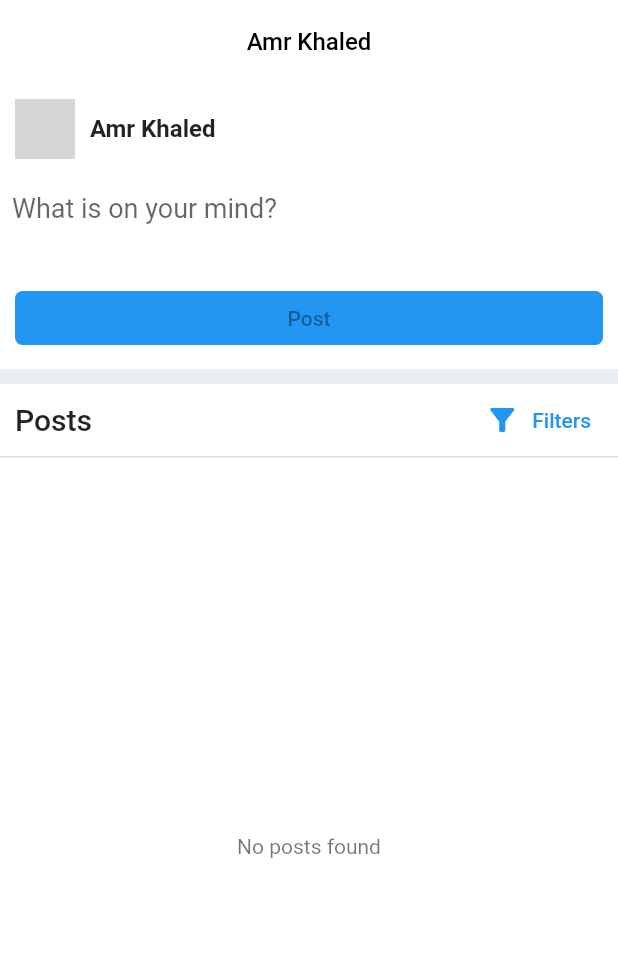
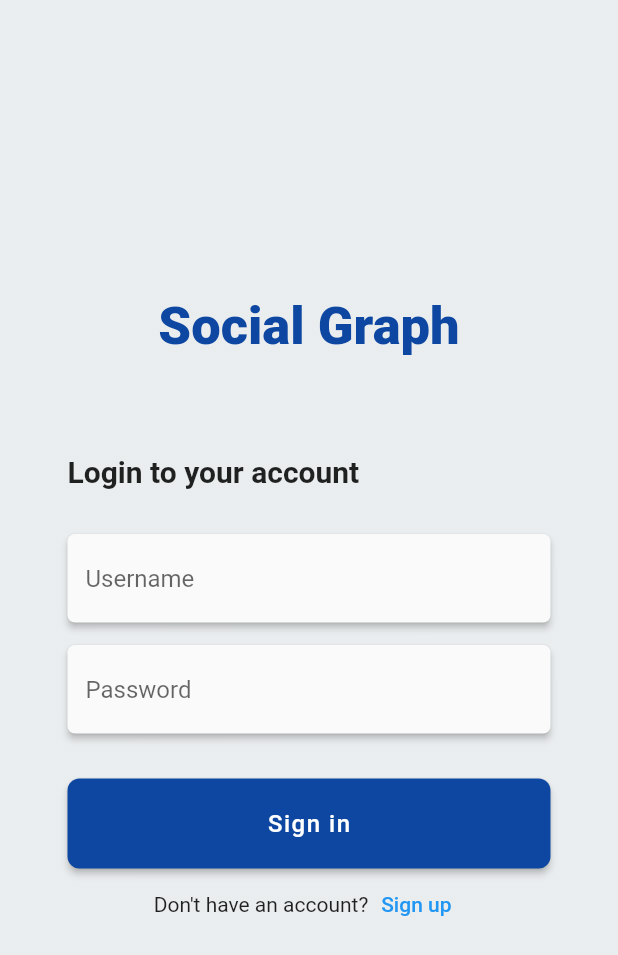
Before and after one commit to amrkhaledccd/Facebook-Social-Graph, a Flutter app: the screen it shows after launch, on a phone screen of 412 x 824 dp. Shown: the top 955 px of the screen. Run offline on Flutter 3.47's test engine with Material 2 defaults, Android fonts, the phone set to English and light mode, and no system bars; grey boxes are pictures that could not be loaded.

Commit message:
add auth screen

```diff
--- a/social_graph_app/lib/main.dart
+++ b/social_graph_app/lib/main.dart
@@ -1,7 +1,8 @@
 import 'package:flutter/material.dart';
 import 'package:provider/provider.dart';
-import 'package:social_graph_app/screens/profile_screen.dart';
-import 'package:social_graph_app/widgets/posts_title.dart';
+import 'package:social_graph_app/screens/auth_screen.dart';
+import './screens/profile_screen.dart';
+import './widgets/posts_title.dart';
 
 import './services/post_service.dart';
 import './widgets/new_post.dart';
@@ -24,10 +25,11 @@ class MyApp extends StatelessWidget {
         debugShowCheckedModeBanner: false,
         title: 'Flutter Demo',
         theme: ThemeData(
-          primarySwatch: Colors.blue,
+          primaryColor: Colors.blue[900],
         ),
-        home: ChangeNotifierProvider<PostService>(
-            create: (ctx) => PostService(), child: const ProfileScreen()),
+        home: AuthScreen(),
+        // ChangeNotifierProvider<PostService>(
+        //     create: (ctx) => PostService(), child: const ProfileScreen()),
       ),
     );
   }
--- /dev/null
+++ b/social_graph_app/lib/screens/auth_screen.dart
@@ -0,0 +1,205 @@
+import 'package:flutter/material.dart';
+
+enum AuthMode { Signup, Login }
+
+class AuthScreen extends StatefulWidget {
+  const AuthScreen({Key? key}) : super(key: key);
+
+  @override
+  _AuthScreenState createState() => _AuthScreenState();
+}
+
+class _AuthScreenState extends State<AuthScreen> {
+  AuthMode _authMode = AuthMode.Login;
+
+  void _switchAuthMode() {
+    if (_authMode == AuthMode.Login) {
+      setState(() {
+        _authMode = AuthMode.Signup;
+      });
+    } else {
+      setState(() {
+        _authMode = AuthMode.Login;
+      });
+    }
+  }
+
+  @override
+  Widget build(BuildContext context) {
+    return Scaffold(
+        body: SafeArea(
+      child: Stack(
+        children: [
+          Container(
+            decoration: BoxDecoration(
+                gradient: LinearGradient(
+              colors: [Colors.blueGrey.withOpacity(0.1), Colors.white],
+              begin: Alignment.topCenter,
+              end: Alignment.bottomCenter,
+              stops: const [1, 2],
+            )),
+          ),
+          Center(
+            child: SingleChildScrollView(
+              child: Padding(
+                padding:
+                    const EdgeInsets.symmetric(horizontal: 45, vertical: 8),
+                child: Column(
+                  crossAxisAlignment: CrossAxisAlignment.start,
+                  children: [
+                    Center(
+                      child: Text(
+                        "Social Graph",
+                        style: TextStyle(
+                            color: Theme.of(context).primaryColor,
+                            fontSize: 35,
+                            fontWeight: FontWeight.w900),
+                      ),
+                    ),
+                    const SizedBox(
+                      height: 65,
+                    ),
+                    Text(
+                      _authMode == AuthMode.Login
+                          ? "Login to your account"
+                          : "Create new account",
+                      style: const TextStyle(
+                          color: Colors.black87,
+                          fontSize: 20,
+                          fontWeight: FontWeight.w600),
+                    ),
+                    const SizedBox(height: 30),
+                    Form(
+                        child: Column(
+                      children: [
+                        Material(
+                          elevation: 2,
+                          borderRadius: BorderRadius.circular(5),
+                          child: const TextField(
+                            decoration: InputDecoration(
+                              hintText: "Username",
+                              border: OutlineInputBorder(
+                                borderSide: BorderSide.none,
+                              ),
+                            ),
+                          ),
+                        ),
+                        AnimatedContainer(
+                            height: _authMode == AuthMode.Login ? 0 : 15,
+                            duration: const Duration(milliseconds: 300),
+                            child: const SizedBox(height: 15)),
+                        AnimatedContainer(
+                          height: _authMode == AuthMode.Login ? 0 : 60,
+                          duration: const Duration(milliseconds: 300),
+                          child: Material(
+                            elevation: 2,
+                            borderRadius: BorderRadius.circular(5),
+                            child: const TextField(
+                              decoration: InputDecoration(
+                                hintText: "Email",
+                                border: OutlineInputBorder(
+                                  borderSide: BorderSide.none,
+                                ),
+                              ),
+                            ),
+                          ),
+                        ),
+                        const SizedBox(height: 15),
+                        Material(
+                          elevation: 2,
+                          borderRadius: BorderRadius.circular(5),
+                          child: const TextField(
+                            decoration: InputDecoration(
+                              hintText: "Password",
+                              border: OutlineInputBorder(
+                                borderSide: BorderSide.none,
+                              ),
+                            ),
+                          ),
+                        ),
+                        AnimatedContainer(
+                            height: _authMode == AuthMode.Login ? 0 : 15,
+                            duration: const Duration(milliseconds: 300),
+                            child: const SizedBox(height: 15)),
+                        AnimatedContainer(
+                          height: _authMode == AuthMode.Login ? 0 : 60,
+                          duration: const Duration(milliseconds: 300),
+                          child: Material(
+                            elevation: 2,
+                            borderRadius: BorderRadius.circular(5),
+                            child: const TextField(
+                              decoration: InputDecoration(
+                                hintText: "Name",
+                                border: OutlineInputBorder(
+                                  borderSide: BorderSide.none,
+                                ),
+                              ),
+                            ),
+                          ),
+                        ),
+                        AnimatedContainer(
+                            height: _authMode == AuthMode.Login ? 0 : 15,
+                            duration: const Duration(milliseconds: 300),
+                            child: const SizedBox(height: 15)),
+                        AnimatedContainer(
+                          height: _authMode == AuthMode.Login ? 0 : 60,
+                          duration: const Duration(milliseconds: 300),
+                          child: Material(
+                            elevation: 2,
+                            borderRadius: BorderRadius.circular(5),
+                            child: const TextField(
+                              decoration: InputDecoration(
+                                hintText: "Image url",
+                                border: OutlineInputBorder(
+                                  borderSide: BorderSide.none,
+                                ),
+                              ),
+                            ),
+                          ),
+                        ),
+                        Container(
+                          margin: const EdgeInsets.only(top: 30),
+                          width: double.infinity,
+                          height: 60,
+                          child: ElevatedButton(
+                              style: ButtonStyle(
+                                  backgroundColor: MaterialStateProperty.all(
+                                      Theme.of(context).primaryColor),
+                                  shape: MaterialStateProperty.all(
+                                      RoundedRectangleBorder(
+                                          borderRadius:
+                                              BorderRadius.circular(8)))),
+                              onPressed: () {},
+                              child: Text(
+                                _authMode == AuthMode.Login
+                                    ? "Sign in"
+                                    : "Sign up",
+                                style: const TextStyle(
+                                    fontSize: 16, letterSpacing: 1),
+                              )),
+                        ),
+                        Row(
+                          mainAxisAlignment: MainAxisAlignment.center,
+                          children: [
+                            Text(_authMode == AuthMode.Login
+                                ? "Don't have an account?"
+                                : "Already have an account?"),
+                            TextButton(
+                                onPressed: _switchAuthMode,
+                                child: Text(_authMode == AuthMode.Login
+                                    ? "Sign up"
+                                    : "Sign in"))
+                          ],
+                        )
+                      ],
+                    ))
+                  ],
+                ),
+              ),
+            ),
+          ),
+        ],
+      ),
+    ));
+  }
+}
```
